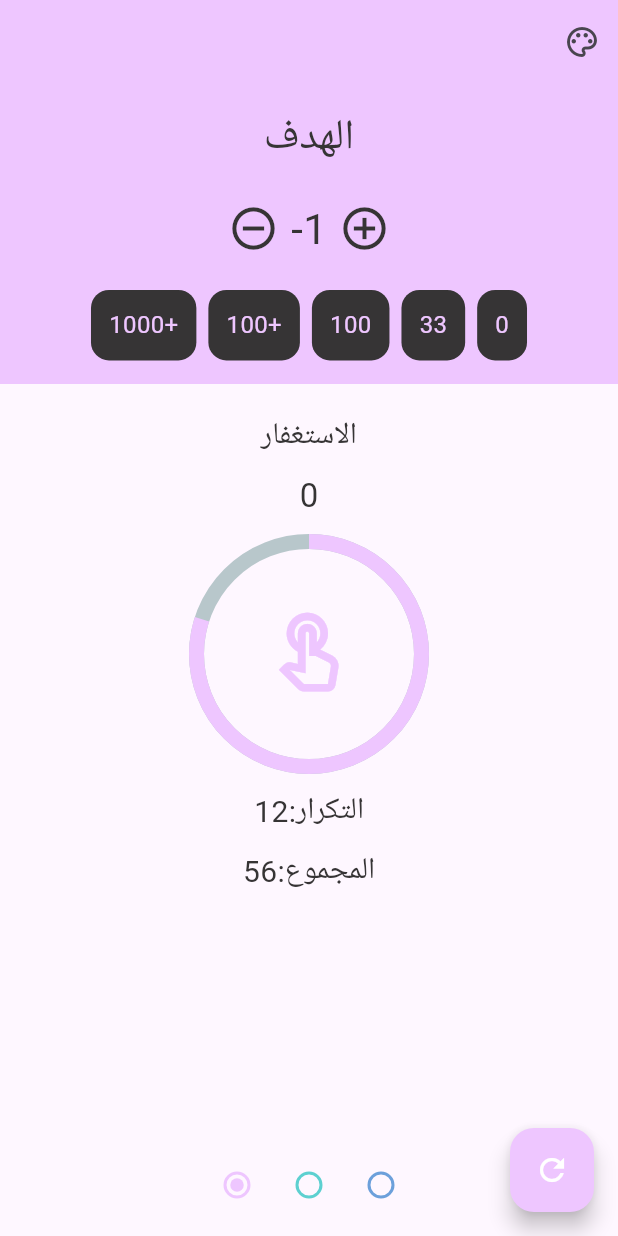
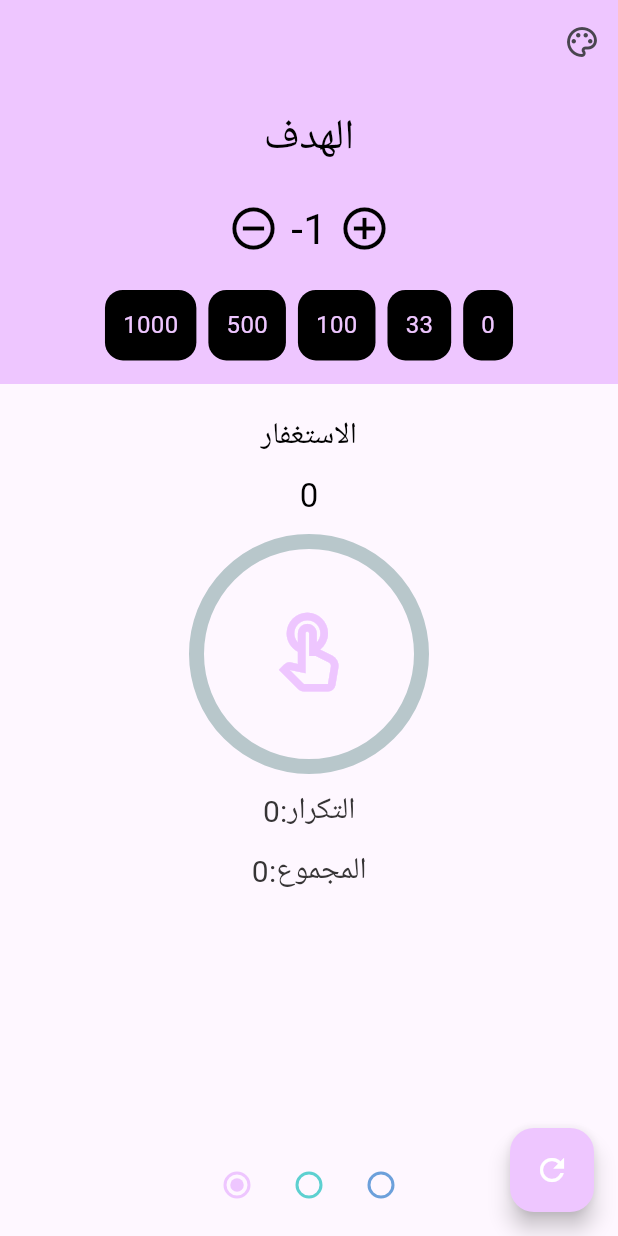
Before and after one commit to mahmoudhatems/sib7a, a Flutter app: the screen it shows after launch, after a tap on the "remove circle outline" icon, on a phone screen of 412 x 824 dp. Run offline on Flutter 3.47's test engine with Material 3 defaults, Android fonts, the phone set to English and light mode, and no system bars; drawn by our look-alikes of percent_indicator; our stand-ins replace shared_preferences.

Commit message:
Add files via upload

```diff
--- a/lib/home_page.dart
+++ b/lib/home_page.dart
@@ -1,8 +1,10 @@
 import 'package:flutter/material.dart';
 import 'package:percent_indicator/percent_indicator.dart';
+import 'package:shared_preferences/shared_preferences.dart';
 
 class HomePage extends StatefulWidget {
-  const HomePage({super.key});
+  const HomePage({Key? key}) : super(key: key);
+
   @override
   State<HomePage> createState() => _HomePageState();
 }
@@ -11,35 +13,74 @@ int radioValue = 0;
 int goal = 0;
 int colorHix = 0xffEEC6FF;
 int counter = 0;
+int time = 0;
+bool isActive = false;
+
 class _HomePageState extends State<HomePage> {
+  setcount(int value) async {
+    final SharedPreferences prefs = await SharedPreferences.getInstance();
+    prefs.setInt("counter", value);
+    getcount();
+  }
+
+  setTime(int value) async {
+    final SharedPreferences prefs = await SharedPreferences.getInstance();
+    prefs.setInt("time", value);
+    getcount();
+  }
+
+  setGoal(int value) async {
+    final SharedPreferences prefs = await SharedPreferences.getInstance();
+    prefs.setInt("goal", value);
+    getcount();
+  }
+
+  getcount() async {
+    final SharedPreferences prefs = await SharedPreferences.getInstance();
+    setState(() {
+      counter = prefs.getInt("counter") ?? 0;
+      time = prefs.getInt("time") ?? 0;
+      goal = prefs.getInt('goal') ?? 0;
+    });
+  }
+
+  rsetToZiro({bool? resetGoal = false}) {
+    setcount(counter = 0);
+    setTime(time = 0);
+    resetGoal == true ? setGoal(goal = 0) : null;
+  }
+
+  @override
+  void initState() {
+    getcount();
+    super.initState();
+  }
+
   @override
   Widget build(BuildContext context) {
     Color mainColor = Color(colorHix);
-    Color textColor =const Color(0xff363435);
-    Color secondColor = Color(0xff5DD0D0);
-    int secondColorHix = 0xff5DD0D0;
-    Color thirdColor = Color(0xff6CA0DB);
-    int thirdColorHix = 0xff6CA0DB;
-
 
     return Directionality(
       textDirection: TextDirection.ltr,
       child: Scaffold(
         floatingActionButton: FloatingActionButton(
-          onPressed: () {},
-          child: Icon(
-            Icons.refresh_outlined,
-            color: Colors.white,
-          ),
+          onPressed: () {
+            rsetToZiro(resetGoal: true);
+          },
           clipBehavior: Clip.hardEdge,
           materialTapTargetSize: MaterialTapTargetSize.shrinkWrap,
           enableFeedback: true,
           autofocus: true,
           backgroundColor: mainColor,
+          child: const Icon(
+            Icons.refresh_outlined,
+            color: Colors.white,
+          ),
         ),
         appBar: AppBar(
           actions: [
-            IconButton(onPressed: () {}, icon: Icon(Icons.color_lens_outlined))
+            IconButton(
+                onPressed: () {}, icon: const Icon(Icons.color_lens_outlined))
           ],
           backgroundColor: mainColor,
         ),
@@ -53,7 +94,7 @@ class _HomePageState extends State<HomePage> {
                   Center(
                     child: Text(
                       "الهدف",
-                      style: TextStyle(fontSize: 28, color: textColor),
+                      style: TextStyle(fontSize: 28, color: Colors.black),
                     ),
                   ),
                   Row(
@@ -61,30 +102,29 @@ class _HomePageState extends State<HomePage> {
                     children: [
                       IconButton(
                         onPressed: () {
-                            setState(() {
-                              goal = goal - 1;
-                            });
+                          rsetToZiro();
+                          setGoal(goal - 1);
                         },
                         icon: Icon(
                           Icons.remove_circle_outline_outlined,
                         ),
                         iconSize: 34,
-                          color: textColor),
+                        color: Colors.black,
+                      ),
                       Container(
                         child: Text(
                           '$goal',
-                          style: TextStyle(fontSize: 28, color: textColor),
+                          style: TextStyle(fontSize: 28, color: Colors.black),
                         ),
                       ),
                       IconButton(
                         onPressed: () {
-                          setState(() {
-                            goal = goal + 1;
-                          });
+                          rsetToZiro();
+                          setGoal(goal + 1);
                         },
                         icon: Icon(
                           Icons.add_circle_outline_outlined,
-                          color: textColor,
+                          color: Colors.black,
                         ),
                         iconSize: 34,
                       ),
@@ -93,67 +133,97 @@ class _HomePageState extends State<HomePage> {
                   Row(
                     mainAxisAlignment: MainAxisAlignment.center,
                     children: [
-                      Container(
+                      GestureDetector(
+                        onTap: () {
+                          setGoal(1000);
+                        },
+                        child: Container(
                           padding: EdgeInsets.all(12),
                           child: Text(
-                          "1000+",
+                            "1000",
                             style: TextStyle(fontSize: 16, color: mainColor),
                           ),
                           decoration: BoxDecoration(
-                            color: textColor,
-                            borderRadius: BorderRadius.circular(12)),
+                            color: Colors.black,
+                            borderRadius: BorderRadius.circular(12),
+                          ),
+                        ),
                       ),
                       SizedBox(
                         width: 8,
                       ),
-                      Container(
+                      GestureDetector(
+                        onTap: () {
+                          setGoal(500);
+                        },
+                        child: Container(
                           padding: EdgeInsets.all(12),
                           child: Text(
-                          "100+",
+                            "500",
                             style: TextStyle(fontSize: 16, color: mainColor),
                           ),
                           decoration: BoxDecoration(
-                            color: textColor,
-                            borderRadius: BorderRadius.circular(12)),
+                            color: Colors.black,
+                            borderRadius: BorderRadius.circular(12),
+                          ),
+                        ),
                       ),
                       SizedBox(
                         width: 8,
                       ),
-                      Container(
+                      GestureDetector(
+                        onTap: () {
+                          setGoal(100);
+                        },
+                        child: Container(
                           padding: EdgeInsets.all(12),
                           child: Text(
                             "100",
                             style: TextStyle(fontSize: 16, color: mainColor),
                           ),
                           decoration: BoxDecoration(
-                            color: textColor,
-                            borderRadius: BorderRadius.circular(12)),
+                            color: Colors.black,
+                            borderRadius: BorderRadius.circular(12),
+                          ),
+                        ),
                       ),
                       SizedBox(
                         width: 8,
                       ),
-                      Container(
+                      GestureDetector(
+                        onTap: () {
+                          setGoal(33);
+                        },
+                        child: Container(
                           padding: EdgeInsets.all(12),
                           child: Text(
                             "33",
                             style: TextStyle(fontSize: 16, color: mainColor),
                           ),
                           decoration: BoxDecoration(
-                            color: textColor,
-                            borderRadius: BorderRadius.circular(12)),
+                            color: Colors.black,
+                            borderRadius: BorderRadius.circular(12),
+                          ),
+                        ),
                       ),
                       SizedBox(
                         width: 8,
                       ),
-                      Container(
+                      GestureDetector(
+                        onTap: () {
+                          setGoal(0);
+                        },
+                        child: Container(
                           padding: EdgeInsets.all(12),
                           child: Text(
                             "0",
                             style: TextStyle(fontSize: 16, color: mainColor),
                           ),
                           decoration: BoxDecoration(
-                            color: textColor,
-                            borderRadius: BorderRadius.circular(12)),
+                            color: Colors.black,
+                            borderRadius: BorderRadius.circular(12),
+                          ),
+                        ),
                       ),
                     ],
                   )
@@ -168,27 +238,33 @@ class _HomePageState extends State<HomePage> {
                 ),
                 Text(
                   'الاستغفار',
-                  style: TextStyle(color: Color(0xff363435), fontSize: 20),
+                  style: TextStyle(color: Colors.black, fontSize: 20),
                 ),
                 SizedBox(
                   height: 10,
                 ),
                 Text('$counter',
-                    style: TextStyle(color: Color(0xff363435), fontSize: 22)),
+                    style: TextStyle(color: Colors.black, fontSize: 22)),
                 SizedBox(
                   height: 10,
                 ),
                 CircularPercentIndicator(
                   progressColor: mainColor,
+                  startAngle:0,
                   radius: 80.0,
                   animation: true,
                   animationDuration: 1100,
                   lineWidth: 10.0,
-                    percent: 0.8,
+                  percent: goal == 0 ? 0.1 : (counter / goal).clamp(0.0, 1.0),
                   center: GestureDetector(
                     onTap: () {
                       setState(() {
-                          counter++;
+                        if (counter >= goal) {
+                          setTime(time + 1);
+                          setcount(counter = 1);
+                        } else {
+                          setcount(counter + 1);
+                        }
                       });
                     },
                     child: Icon(
@@ -196,61 +272,64 @@ class _HomePageState extends State<HomePage> {
                       size: 60,
                       color: mainColor,
                     ),
-                    )),
-                SizedBox(
+                  ),
+                ),
+                const SizedBox(
                   height: 10,
                 ),
-                Text('التكرار:12',
-                    style: TextStyle(color: Color(0xff363435), fontSize: 20)),
-                SizedBox(
+                Text('التكرار:$time',
+                    style: const TextStyle(
+                        color: Color(0xff363435), fontSize: 20)),
+                const SizedBox(
                   height: 10,
                 ),
-                Text('المجموع:56',
-                    style: TextStyle(color: Color(0xff363435), fontSize: 20)),
-                SizedBox(
+                Text('المجموع:${time * goal + counter}',
+                    style: const TextStyle(
+                        color: Color(0xff363435), fontSize: 20)),
+                const SizedBox(
                   height: 20,
                 ),
               ],
             ),
-            const Spacer(),
+            Spacer(),
             Padding(
               padding: const EdgeInsets.all(10.0),
               child: Row(
                 mainAxisAlignment: MainAxisAlignment.center,
                 children: [
                   Radio(
-                      //activeColor: mainColor,
                     fillColor: MaterialStateColor.resolveWith(
-                          (states) => Color(0xffEEC6FF)),
+                        (states) => const Color(0xffEEC6FF)),
                     value: 0xffEEC6FF,
                     groupValue: colorHix,
                     onChanged: (value) {
                       setState(() {
                         colorHix = value!;
                       });
-                      }),
+                    },
+                  ),
                   Radio(
-                      // activeColor: secondColor,
                     fillColor: MaterialStateColor.resolveWith(
-                          (states) => Color(0xff5DD0D0)),
+                        (states) => const Color(0xff5DD0D0)),
                     value: 0xff5DD0D0,
                     groupValue: colorHix,
                     onChanged: (value) {
                       setState(() {
                         colorHix = value!;
                       });
-                      }),
+                    },
+                  ),
                   Radio(
-                      // activeColor: thirdColor,
                     fillColor: MaterialStateColor.resolveWith(
-                          (states) => Color(0xff6CA0DB)),
+                        (states) => const Color(0xff6CA0DB)),
                     value: 0xff6CA0DB,
                     groupValue: colorHix,
                     onChanged: (value) {
                       setState(() {
                         colorHix = value!;
                       });
-                      }),
+                    },
+                  ),
                 ],
               ),
             )
--- a/lib/main.dart
+++ b/lib/main.dart
@@ -9,7 +9,7 @@ class Sib7a extends StatelessWidget {
 
   @override
   Widget build(BuildContext context) {
-    return MaterialApp(
+    return const MaterialApp(
       debugShowCheckedModeBanner: true,
       home: HomePage(),
     );
```
Lines whose indentation alone changed are shown as unchanged.
